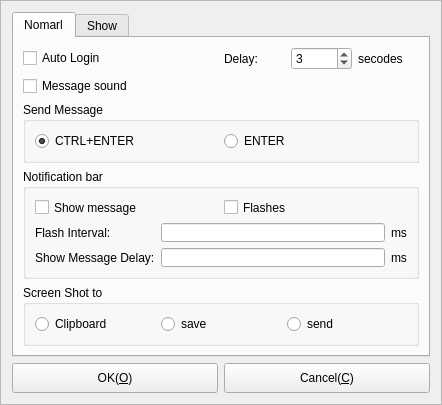
The window that Widgets/FrmOptions/FrmOptions.ui (KangLin/RabbitIm) describes before a commit, drawn with Qt 5.
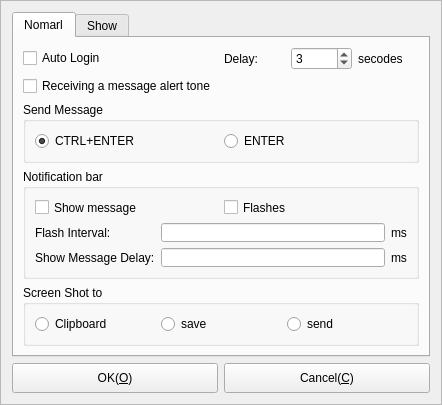
The same window after the commit. Icons and pictures are not drawn.

Commit message: 修改翻译

The edit to the form file:
```diff
--- a/Widgets/FrmOptions/FrmOptions.ui
+++ b/Widgets/FrmOptions/FrmOptions.ui
@@ -93,7 +93,7 @@
           </sizepolicy>
          </property>
          <property name="text">
-          <string>Message sound</string>
+          <string>Receiving a message alert tone</string>
          </property>
         </widget>
        </item>
```
The commit also changes 1 other file.
